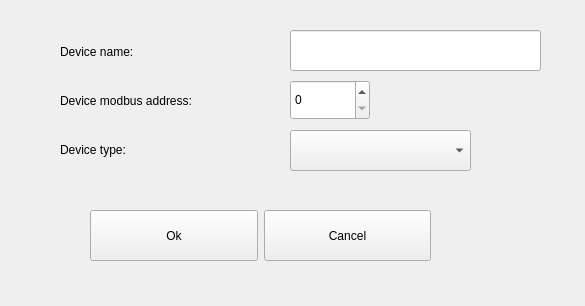
Above: modbus-app/ui/AddEditDevice.ui from matus-u/sz-modbus before the change. Below: the same form after it.
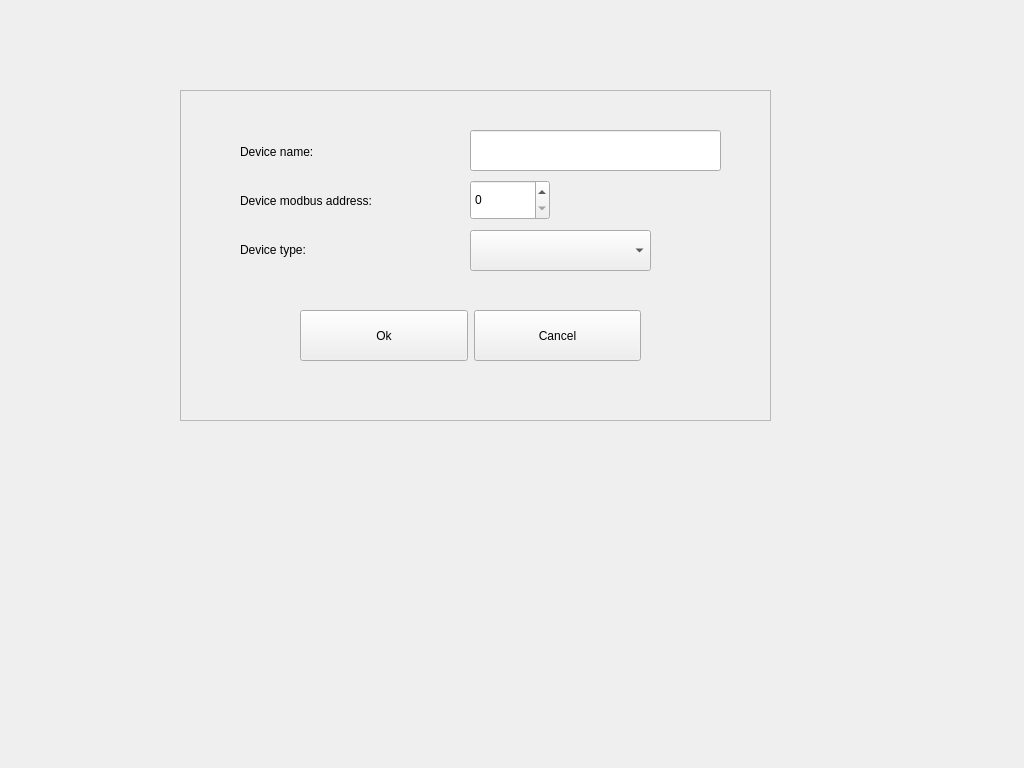
That is the form after the change.

Commit message: load/store config in file, set window opacity

```diff
--- a/modbus-app/ui/AddEditDevice.ui
+++ b/modbus-app/ui/AddEditDevice.ui
@@ -6,28 +6,72 @@
    <rect>
     <x>0</x>
     <y>0</y>
-    <width>585</width>
-    <height>306</height>
+    <width>1024</width>
+    <height>768</height>
    </rect>
   </property>
   <property name="windowTitle">
    <string>Dialog</string>
   </property>
-  <widget class="QLineEdit" name="deviceNameEdit">
+  <widget class="QFrame" name="frame">
    <property name="geometry">
     <rect>
-     <x>290</x>
-     <y>30</y>
-     <width>251</width>
-     <height>41</height>
+     <x>180</x>
+     <y>90</y>
+     <width>591</width>
+     <height>331</height>
     </rect>
    </property>
+   <property name="autoFillBackground">
+    <bool>true</bool>
+   </property>
+   <property name="frameShape">
+    <enum>QFrame::StyledPanel</enum>
+   </property>
+   <property name="frameShadow">
+    <enum>QFrame::Raised</enum>
+   </property>
+   <property name="lineWidth">
+    <number>2</number>
+   </property>
+   <widget class="QWidget" name="layoutWidget">
+    <property name="geometry">
+     <rect>
+      <x>60</x>
+      <y>40</y>
+      <width>151</width>
+      <height>141</height>
+     </rect>
+    </property>
+    <layout class="QVBoxLayout" name="verticalLayout">
+     <item>
+      <widget class="QLabel" name="label">
+       <property name="text">
+        <string>Device name:</string>
+       </property>
+      </widget>
+     </item>
+     <item>
+      <widget class="QLabel" name="label_3">
+       <property name="text">
+        <string>Device modbus address:</string>
+       </property>
+      </widget>
+     </item>
+     <item>
+      <widget class="QLabel" name="label_2">
+       <property name="text">
+        <string>Device type: </string>
+       </property>
+      </widget>
+     </item>
+    </layout>
   </widget>
   <widget class="QSpinBox" name="deviceAddress">
    <property name="geometry">
     <rect>
      <x>290</x>
-     <y>80</y>
+      <y>90</y>
      <width>80</width>
      <height>40</height>
     </rect>
@@ -43,7 +87,7 @@
    <property name="geometry">
     <rect>
      <x>290</x>
-     <y>130</y>
+      <y>140</y>
      <width>181</width>
      <height>41</height>
     </rect>
@@ -55,11 +99,11 @@
     </sizepolicy>
    </property>
   </widget>
-  <widget class="QWidget" name="">
+   <widget class="QWidget" name="layoutWidget">
    <property name="geometry">
     <rect>
-     <x>90</x>
-     <y>210</y>
+      <x>120</x>
+      <y>220</y>
      <width>341</width>
      <height>51</height>
     </rect>
@@ -99,38 +143,16 @@
     </item>
    </layout>
   </widget>
-  <widget class="QWidget" name="">
+   <widget class="QLineEdit" name="deviceNameEdit">
    <property name="geometry">
     <rect>
-     <x>60</x>
-     <y>30</y>
-     <width>151</width>
-     <height>141</height>
-    </rect>
-   </property>
-   <layout class="QVBoxLayout" name="verticalLayout">
-    <item>
-     <widget class="QLabel" name="label">
-      <property name="text">
-       <string>Device name:</string>
-      </property>
-     </widget>
-    </item>
-    <item>
-     <widget class="QLabel" name="label_3">
-      <property name="text">
-       <string>Device modbus address:</string>
-      </property>
-     </widget>
-    </item>
-    <item>
-     <widget class="QLabel" name="label_2">
-      <property name="text">
-       <string>Device type: </string>
-      </property>
-     </widget>
-    </item>
-   </layout>
+      <x>290</x>
+      <y>40</y>
+      <width>251</width>
+      <height>41</height>
+     </rect>
+    </property>
+   </widget>
   </widget>
  </widget>
  <resources/>
```
Left out of the diff: 3 changed lines with no effect on the pictures. Lines whose indentation alone changed are shown as unchanged. The commit also changes 5 other files.
